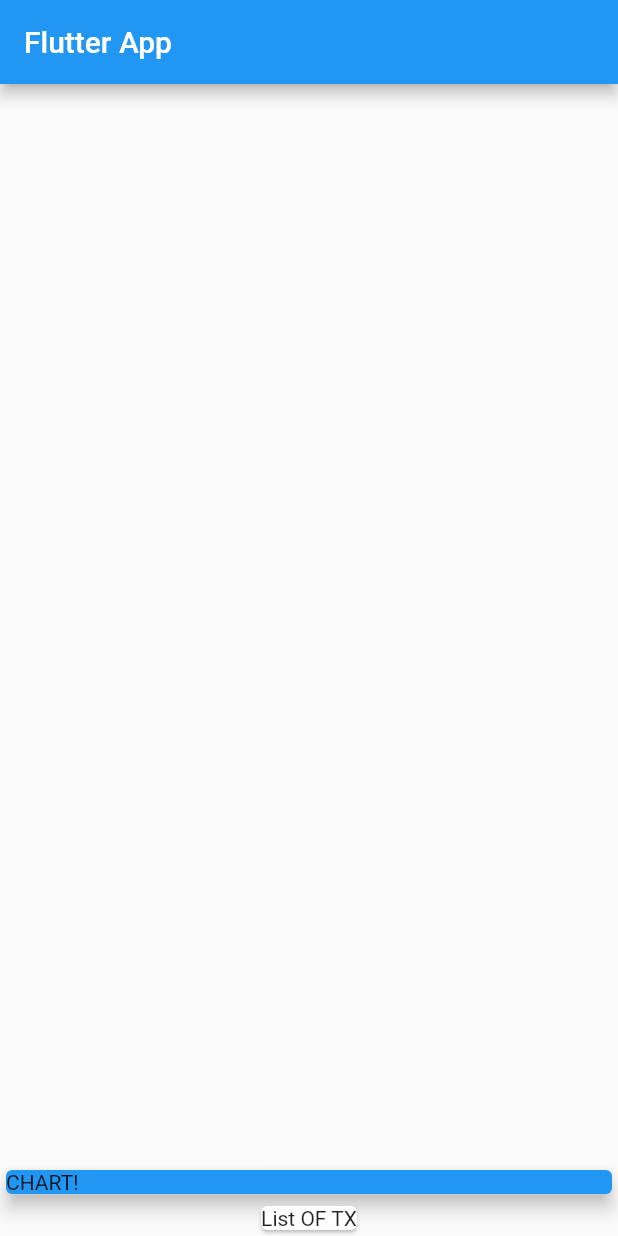
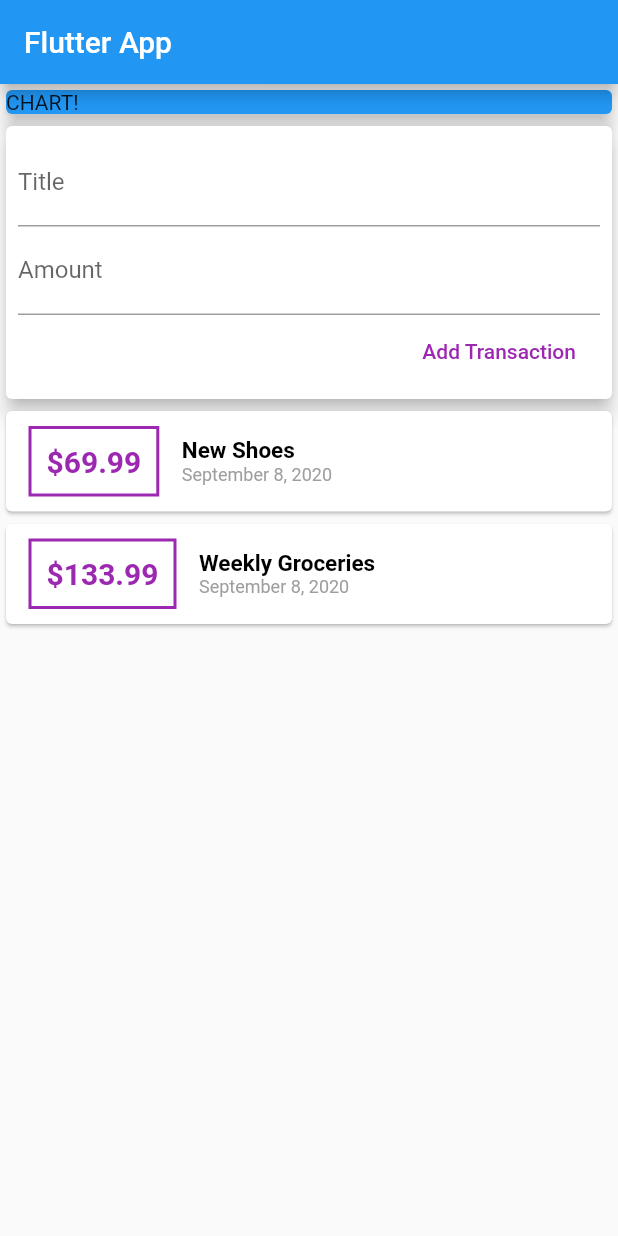
Before and after one commit to dosoung/Flutter, a Flutter app: the screen it shows after launch, on a phone screen of 412 x 824 dp. Run offline on Flutter 3.47's test engine with Material 2 defaults, Android fonts, the phone set to English and light mode, and no system bars; missing offline and left inert: dart:ffi.

Commit message:
Separate module

```diff
--- a/practice/lib/main.dart
+++ b/practice/lib/main.dart
@@ -1,4 +1,7 @@
 import 'package:flutter/material.dart';
+import 'package:practice/widgets/new_transaction.dart';
+import 'package:practice/widgets/transaction_list.dart';
+import 'package:practice/widgets/user_transaction.dart';
 
 void main() {
   runApp(MyApp());
@@ -22,7 +25,8 @@ class MyHomePage extends StatelessWidget {
         title: Text('Flutter App'),
       ),
       body: Column(
-        mainAxisAlignment: MainAxisAlignment.end,
+//        mainAxisAlignment: MainAxisAlignment.,
+        crossAxisAlignment: CrossAxisAlignment.stretch,
         children: <Widget>[
           Container(
             width: double.infinity,
@@ -32,7 +36,7 @@ class MyHomePage extends StatelessWidget {
               elevation: 5,
             ),
           ),
-          Card(child: Text('List OF TX'))
+          UserTransaction()
         ],
       ),
     );
--- /dev/null
+++ b/practice/lib/models/transaction.dart
@@ -0,0 +1,14 @@
+import 'package:flutter/foundation.dart';
+
+class Transaction {
+  final String id;
+  final String title;
+  final double amount;
+  final DateTime date;
+
+  Transaction(
+      {@required this.id,
+      @required this.title,
+      @required this.amount,
+      @required this.date});
+}
--- /dev/null
+++ b/practice/lib/widgets/new_transaction.dart
@@ -0,0 +1,44 @@
+import 'dart:ffi';
+
+import 'package:flutter/material.dart';
+
+import 'user_transaction.dart';
+
+class NewTransaction extends StatelessWidget {
+  final Function addNewTransaction;
+  NewTransaction(this.addNewTransaction);
+  final titleController = TextEditingController();
+  final amountController = TextEditingController();
+
+  @override
+  Widget build(BuildContext context) {
+    return Card(
+      elevation: 5,
+      child: Container(
+        padding: EdgeInsets.all(8),
+        child: Column(
+          crossAxisAlignment: CrossAxisAlignment.end,
+          children: <Widget>[
+            TextField(
+              decoration: InputDecoration(labelText: 'Title'),
+              controller: titleController,
+//                    onChanged: (value) => {titleInput = value},
+            ),
+            TextField(
+              decoration: InputDecoration(labelText: 'Amount'),
+              controller: amountController,
+            ),
+            FlatButton(
+              textColor: Colors.purple,
+              child: Text('Add Transaction'),
+              onPressed: () {
+                addNewTransaction(
+                    titleController.text, double.parse(amountController.text));
+              },
+            )
+          ],
+        ),
+      ),
+    );
+  }
+}
--- /dev/null
+++ b/practice/lib/widgets/transaction_list.dart
@@ -0,0 +1,52 @@
+import 'package:flutter/material.dart';
+import 'package:intl/intl.dart';
+import 'package:practice/models/transaction.dart';
+
+class TransactionList extends StatelessWidget {
+  final List<Transaction> transaction;
+
+  TransactionList(this.transaction);
+
+  @override
+  Widget build(BuildContext context) {
+    return Column(
+      children: transaction
+          .map((tx) => Card(
+                child: Row(
+                  children: <Widget>[
+                    Container(
+                        margin:
+                            EdgeInsets.symmetric(vertical: 10, horizontal: 15),
+                        decoration: BoxDecoration(
+                            border: Border.all(color: Colors.purple, width: 2)),
+                        padding: EdgeInsets.all(10),
+                        child: Text(
+                          '\$${tx.amount}',
+                          style: TextStyle(
+                              fontWeight: FontWeight.bold,
+                              color: Colors.purple,
+                              fontSize: 20),
+                        )),
+                    Column(
+                      crossAxisAlignment: CrossAxisAlignment.start,
+                      children: <Widget>[
+                        Text(
+                          tx.title,
+                          style: TextStyle(
+                              fontSize: 15,
+                              color: Colors.black,
+                              fontWeight: FontWeight.bold),
+                        ),
+                        Text(
+                          DateFormat.yMMMMd().format(tx.date),
+                          style: TextStyle(fontSize: 12, color: Colors.grey),
+                        ),
+                      ],
+                    )
+                  ],
+                ),
+              ))
+          .toList(),
+    );
+  }
+}
--- /dev/null
+++ b/practice/lib/widgets/user_transaction.dart
@@ -0,0 +1,44 @@
+import 'package:flutter/material.dart';
+import 'package:practice/models/transaction.dart';
+import 'package:practice/widgets/transaction_list.dart';
+
+import 'new_transaction.dart';
+
+class UserTransaction extends StatefulWidget {
+  @override
+  _UserTransactionState createState() => _UserTransactionState();
+}
+
+class _UserTransactionState extends State<UserTransaction> {
+  final List<Transaction> _userTransaction = [
+    Transaction(
+        id: 't1', title: 'New Shoes', amount: 69.99, date: DateTime.now()),
+    Transaction(
+        id: 't2',
+        title: 'Weekly Groceries',
+        amount: 133.99,
+        date: DateTime.now()),
+  ];
+
+  void _addNewTransaction(String txTitle, double txAmount) {
+    final newTx = Transaction(
+        title: txTitle,
+        amount: txAmount,
+        date: DateTime.now(),
+        id: DateTime.now().toString());
+
+    setState(() {
+      _userTransaction.add(newTx);
+    });
+  }
+
+  @override
+  Widget build(BuildContext context) {
+    return Column(
+      children: <Widget>[
+        NewTransaction(_addNewTransaction),
+        TransactionList(_userTransaction)
+      ],
+    );
+  }
+}
--- a/practice/pubspec.yaml
+++ b/practice/pubspec.yaml
@@ -23,6 +23,7 @@ environment:
 dependencies:
   flutter:
     sdk: flutter
+  intl: ^0.16.1
 
 
   # The following adds the Cupertino Icons font to your application.
```
Also changed, not shown: practice/pubspec.lock.
